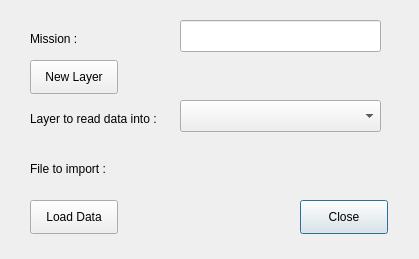
First picture: the form in DataLoader_dialog_base.ui, repository sickel/qgisspectrereader, before the edit.
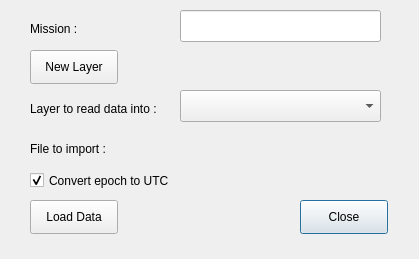
Second picture: the form after the edit. Custom widgets are drawn as their Qt base class.

Commit message: Possible to convert epoch to UTC or computer time

```diff
--- a/DataLoader_dialog_base.ui
+++ b/DataLoader_dialog_base.ui
@@ -30,7 +30,7 @@
    <property name="geometry">
     <rect>
      <x>30</x>
-     <y>60</y>
+     <y>50</y>
      <width>88</width>
      <height>34</height>
     </rect>
@@ -56,7 +56,7 @@
    <property name="geometry">
     <rect>
      <x>180</x>
-     <y>100</y>
+     <y>90</y>
      <width>201</width>
      <height>32</height>
     </rect>
@@ -66,7 +66,7 @@
    <property name="geometry">
     <rect>
      <x>30</x>
-     <y>110</y>
+     <y>100</y>
      <width>151</width>
      <height>18</height>
     </rect>
@@ -79,7 +79,7 @@
    <property name="geometry">
     <rect>
      <x>180</x>
-     <y>150</y>
+     <y>130</y>
      <width>201</width>
      <height>34</height>
     </rect>
@@ -92,7 +92,7 @@
    <property name="geometry">
     <rect>
      <x>30</x>
-     <y>160</y>
+     <y>140</y>
      <width>151</width>
      <height>18</height>
     </rect>
@@ -105,7 +105,7 @@
    <property name="geometry">
     <rect>
      <x>30</x>
-     <y>30</y>
+     <y>20</y>
      <width>151</width>
      <height>18</height>
     </rect>
@@ -118,12 +118,31 @@
    <property name="geometry">
     <rect>
      <x>180</x>
-     <y>20</y>
+     <y>10</y>
      <width>201</width>
      <height>32</height>
     </rect>
    </property>
   </widget>
+  <widget class="QCheckBox" name="cBUTC">
+   <property name="geometry">
+    <rect>
+     <x>30</x>
+     <y>170</y>
+     <width>351</width>
+     <height>21</height>
+    </rect>
+   </property>
+   <property name="toolTip">
+    <string>If not UTC. use time zone of computer</string>
+   </property>
+   <property name="text">
+    <string>Convert epoch to UTC</string>
+   </property>
+   <property name="checked">
+    <bool>true</bool>
+   </property>
+  </widget>
  </widget>
  <customwidgets>
   <customwidget>
```
The commit also changes 1 other file.
